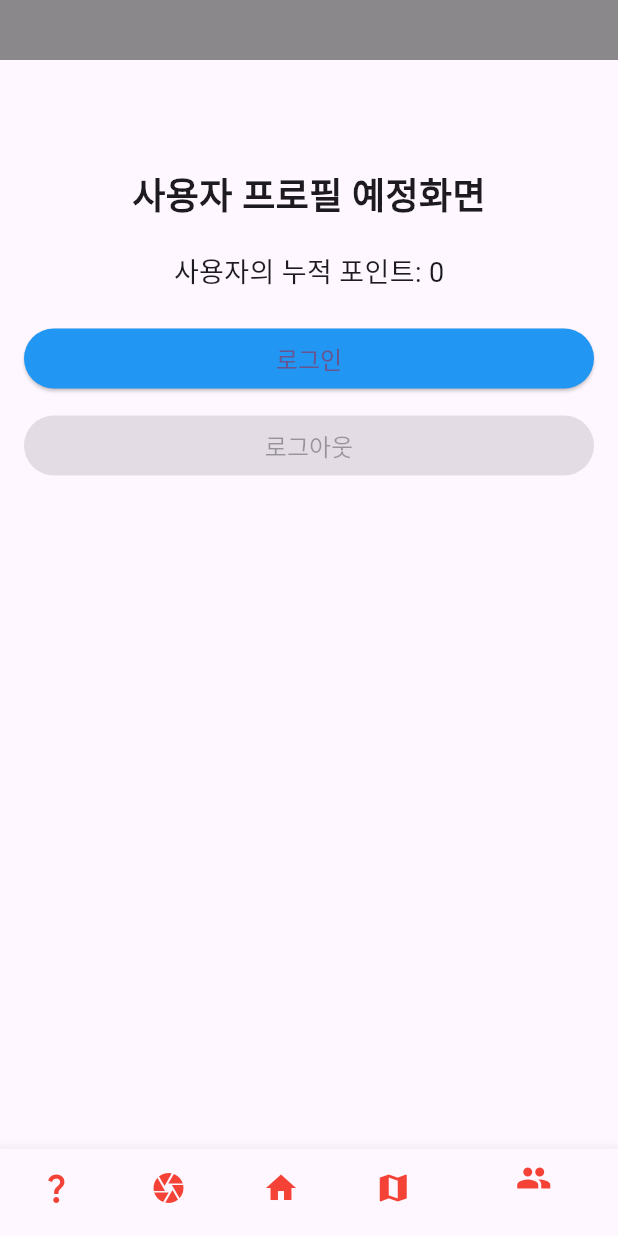
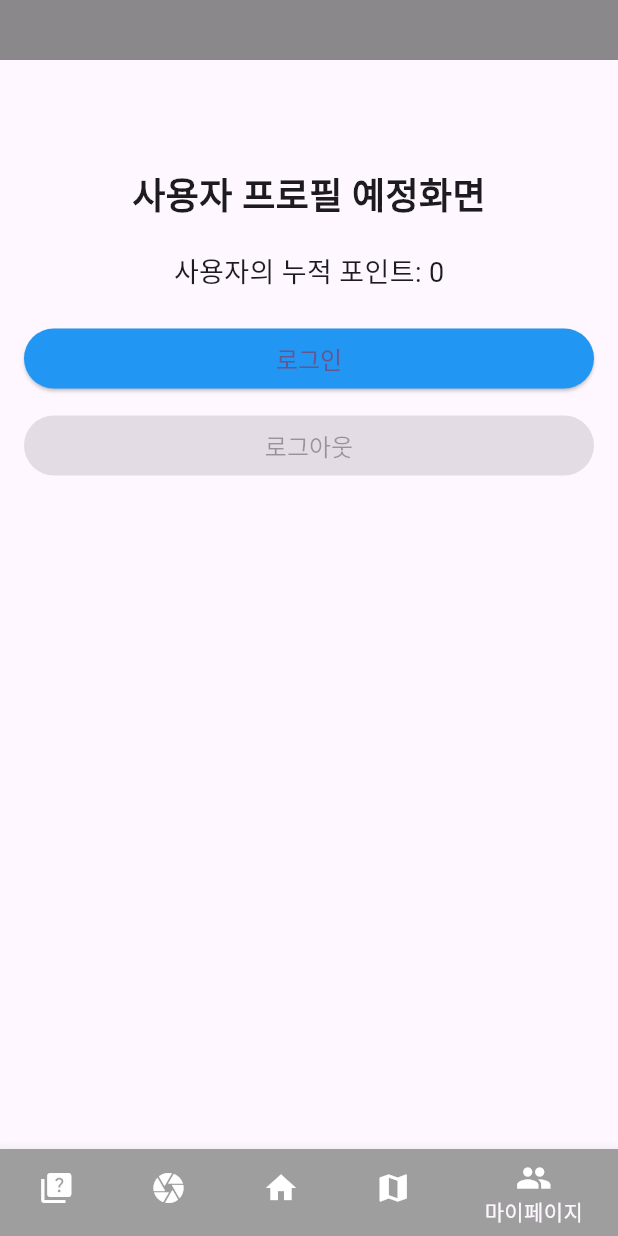
Before and after one commit to Melonzui/ecoBinSummerProj, a Flutter app: the screen it shows after launch, item 5 of the bottom bar chosen, on a phone screen of 412 x 824 dp. Run offline on Flutter 3.47's test engine with Material 3 defaults, Android fonts, the phone set to English and light mode, and no system bars; our stand-ins replace auto_size_text, camera, cloud_firestore, firebase_auth, firebase_core, fluttertoast and 3 more; missing offline and left inert: tflite_flutter; accounts and stored records are empty.

Commit message:
ui수정

```diff
--- a/ecobinproj/lib/page/home_page.dart
+++ b/ecobinproj/lib/page/home_page.dart
@@ -47,45 +47,49 @@ class _HomePage extends State<HomePage> {
         backgroundColor: Colors.black45,
       ),
       bottomNavigationBar: BottomNavigationBar(
+        backgroundColor: Colors.black45,
         currentIndex: _selectedIndex,
         onTap: _onItemTapped,
         items: const [
           BottomNavigationBarItem(
-            //backgroundColor: Colors.grey,
+            backgroundColor: Colors.grey,
             icon: Icon(
-              Icons.question_mark,
-              color: Colors.red,
+              Icons.quiz,
+              color: Colors.white,
             ),
-            label: "Quiz",
+            label: "퀴즈",
           ),
           BottomNavigationBarItem(
-            //backgroundColor: Colors.grey,
+            backgroundColor: Colors.grey,
             icon: Icon(
               Icons.camera,
-              color: Colors.red,
+              color: Colors.white,
             ),
-            label: "Camera",
+            label: "카메라",
           ),
           BottomNavigationBarItem(
+            backgroundColor: Colors.grey,
             icon: Icon(
               Icons.home,
-              color: Colors.red,
+              color: Colors.white,
             ),
-            label: "Home",
+            label: "홈",
           ),
           BottomNavigationBarItem(
+            backgroundColor: Colors.grey,
             icon: Icon(
               Icons.map,
-              color: Colors.red,
+              color: Colors.white,
             ),
-            label: "map",
+            label: "지도",
           ),
           BottomNavigationBarItem(
+            backgroundColor: Colors.grey,
             icon: Icon(
               Icons.people,
-              color: Colors.red,
+              color: Colors.white,
             ),
-            label: "Profile",
+            label: "마이페이지",
           ),
         ],
       ),
--- a/ecobinproj/lib/page/home_screen.dart
+++ b/ecobinproj/lib/page/home_screen.dart
@@ -19,16 +19,13 @@ class _HomeScreen extends State<HomeScreen> {
 
   Future<void> loadAdminAnnounceText() async {
     try {
-      // Fetch the admin text asynchronously
       String text = await firebaseDatabase.getAdminText();
 
-      // Update the state with the fetched text
       setState(() {
         adminAnnounceText = text;
       });
     } catch (e) {
       print('Failed to load admin text: $e');
-      // Handle the error accordingly, perhaps set a default text or show an error message
       setState(() {
         adminAnnounceText = 'Error loading admin announcement.';
       });
```
Also changed, not shown: ecobinproj/lib/page/camera.dart (+10 -5 lines), ecobinproj/lib/page/map_page.dart (+149 -72 lines).
